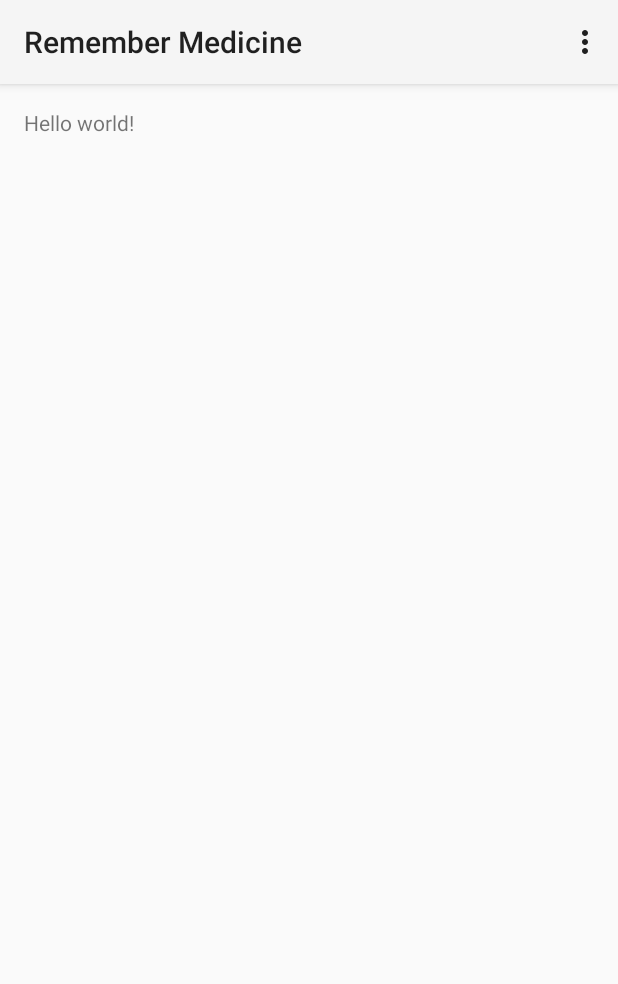
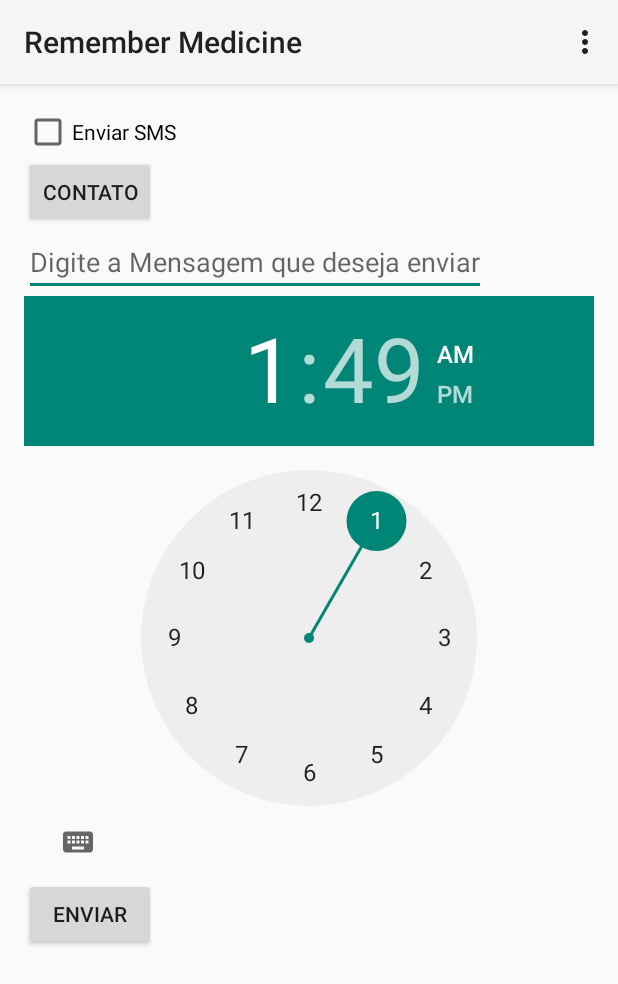
Before and after one commit to glailton/Remember_Medicine, an Android app: the screen it shows after launch (MainActivity), on a phone screen of 412 x 824 dp. Shown: the top 984 px of the screen. Run offline under Robolectric (Android 15) with nearby library versions, the phone set to English and light mode, and no system bars.

Commit message:
Adding the option to send mensage by SMS

```diff
--- a/app/src/main/res/layout/activity_main.xml
+++ b/app/src/main/res/layout/activity_main.xml
@@ -1,11 +1,45 @@
-<RelativeLayout xmlns:android="http://schemas.android.com/apk/res/android"
+<LinearLayout xmlns:android="http://schemas.android.com/apk/res/android"
     xmlns:tools="http://schemas.android.com/tools" android:layout_width="match_parent"
+    android:orientation="vertical"
     android:layout_height="match_parent" android:paddingLeft="@dimen/activity_horizontal_margin"
     android:paddingRight="@dimen/activity_horizontal_margin"
     android:paddingTop="@dimen/activity_vertical_margin"
     android:paddingBottom="@dimen/activity_vertical_margin" tools:context=".MainActivity">
 
-    <TextView android:text="@string/hello_world" android:layout_width="wrap_content"
-        android:layout_height="wrap_content" />
+    <CheckBox
+        android:id="@+id/send_sms"
+        android:layout_width="wrap_content"
+        android:layout_height="wrap_content"
+        android:text="@string/send_sms"/>
 
-</RelativeLayout>
+    <Button
+        android:id="@+id/contact"
+        android:layout_width="wrap_content"
+        android:layout_height="wrap_content"
+        android:text="@string/contact"/>
+
+    <EditText
+        android:id="@+id/send_message_hint"
+        android:layout_width="wrap_content"
+        android:layout_height="wrap_content"
+        android:hint="@string/mensage_hint"/>
+
+    <TimePicker
+        android:id="@+id/hour_time_picker"
+        android:layout_width="wrap_content"
+        android:layout_height="wrap_content">
+
+    </TimePicker>
+
+    <LinearLayout
+        android:layout_width="wrap_content"
+        android:layout_height="wrap_content"
+        android:orientation="horizontal">
+
+        <Button
+            android:layout_width="wrap_content"
+            android:layout_height="wrap_content"
+            android:text="@string/button_send"/>
+    </LinearLayout>
+
+</LinearLayout>
--- a/app/src/main/res/values/strings.xml
+++ b/app/src/main/res/values/strings.xml
@@ -3,4 +3,15 @@
 
     <string name="hello_world">Hello world!</string>
     <string name="action_settings">Settings</string>
+
+    <!--SMS-->
+    <string name="send_sms">Enviar SMS</string>
+    <string name="contact">Contato</string>
+    <string name="mensage_hint">Digite a Mensagem que deseja enviar</string>
+    <string name="hour">Hora</string>
+
+    <!--Button Send -->
+    <string name="button_send">Enviar</string>
+
+
 </resources>
```
Also changed, not shown: 2 other files.
